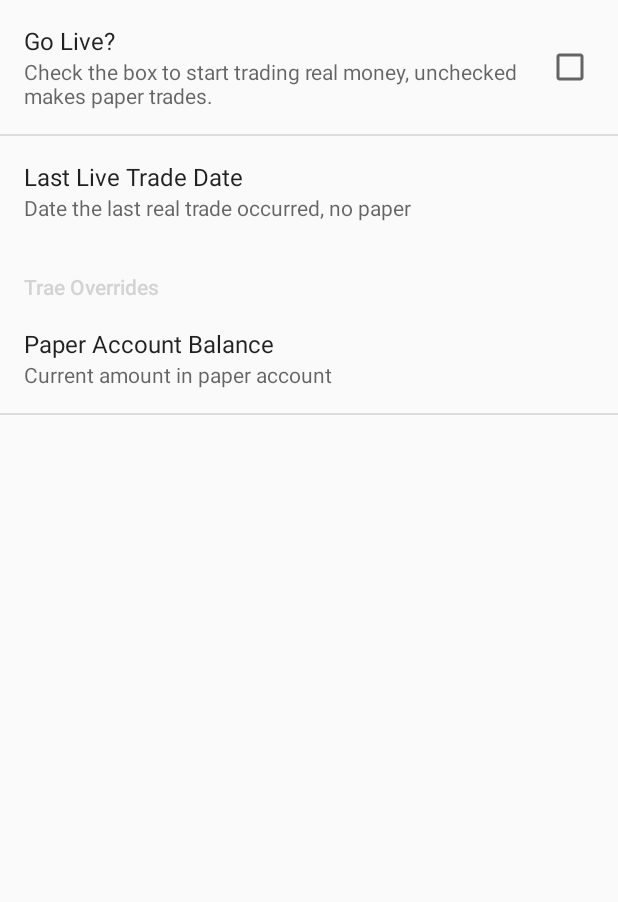
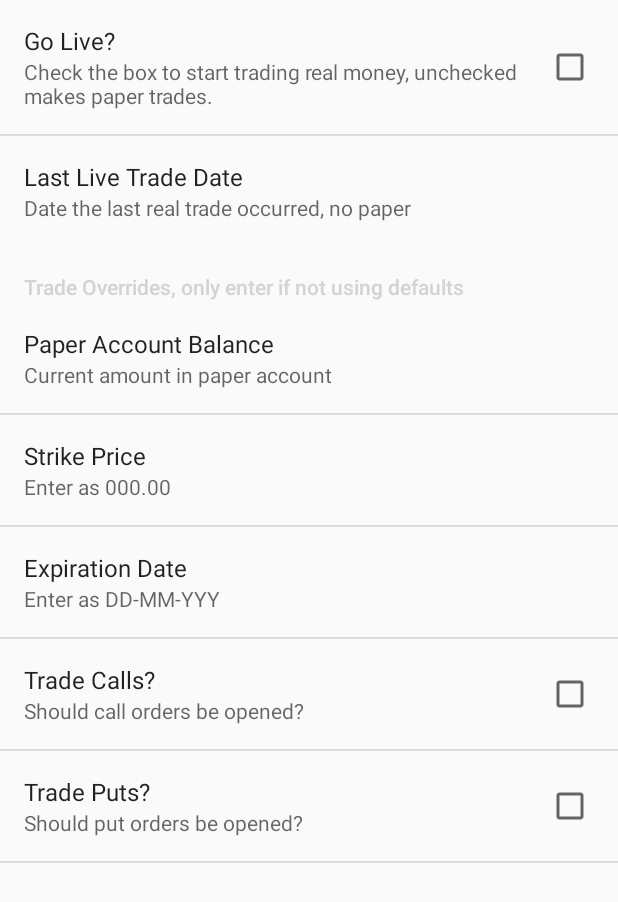
Before and after one commit to mikemey01/Markets, an Android app: the PrefsActivity screen opened directly, with no data from a screen before it, on a phone screen of 412 x 824 dp. Shown: the top 902 px of the screen. Run offline under Robolectric (Android 15) with nearby library versions, the phone set to English and light mode, and no system bars.

Commit message:
adding put/call check boxes in prefs

```diff
--- a/app/src/main/res/xml/preferences.xml
+++ b/app/src/main/res/xml/preferences.xml
@@ -15,14 +15,40 @@
 
     <PreferenceCategory
         android:key="tradeOverrides"
-        android:title="Trae Overrides">
+        android:title="Trade Overrides, only enter if not using defaults">
 
-        <EditTextPreference android:title="Paper Account Balance"
+        <EditTextPreference
+            android:title="Paper Account Balance"
             android:key="paperAccountBalance"
             android:summary="Current amount in paper account">
         </EditTextPreference>
 
+        <EditTextPreference
+            android:title="Strike Price"
+            android:key="strikePrice"
+            android:summary="Enter as 000.00">
+        </EditTextPreference>
+
+        <EditTextPreference
+            android:title="Expiration Date"
+            android:key="expiryData"
+            android:summary="Enter as DD-MM-YYY">
+        </EditTextPreference>
+
+        <CheckBoxPreference
+            android:title="Trade Calls?"
+            android:key="tradeCalls"
+            android:summary="Should call orders be opened?"
+            android:persistent="true">
+        </CheckBoxPreference>
+
+        <CheckBoxPreference
+            android:title="Trade Puts?"
+            android:key="tradePuts"
+            android:summary="Should put orders be opened?"
+            android:persistent="true">
+        </CheckBoxPreference>
+
     </PreferenceCategory>
 
-
 </PreferenceScreen>
```
